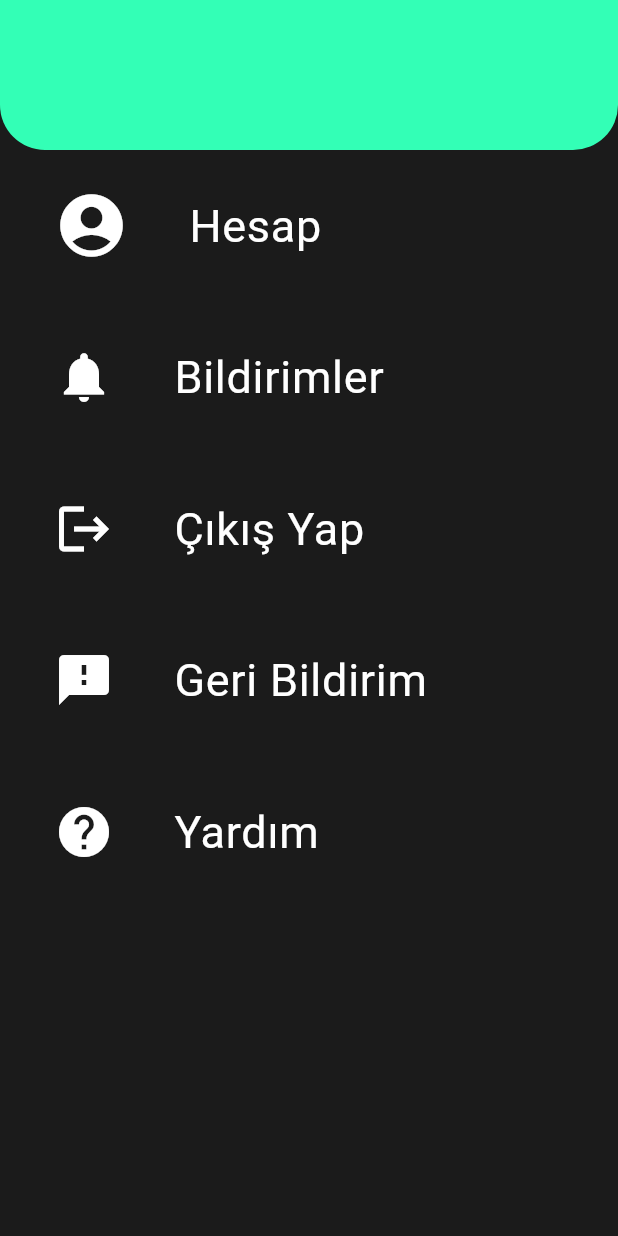
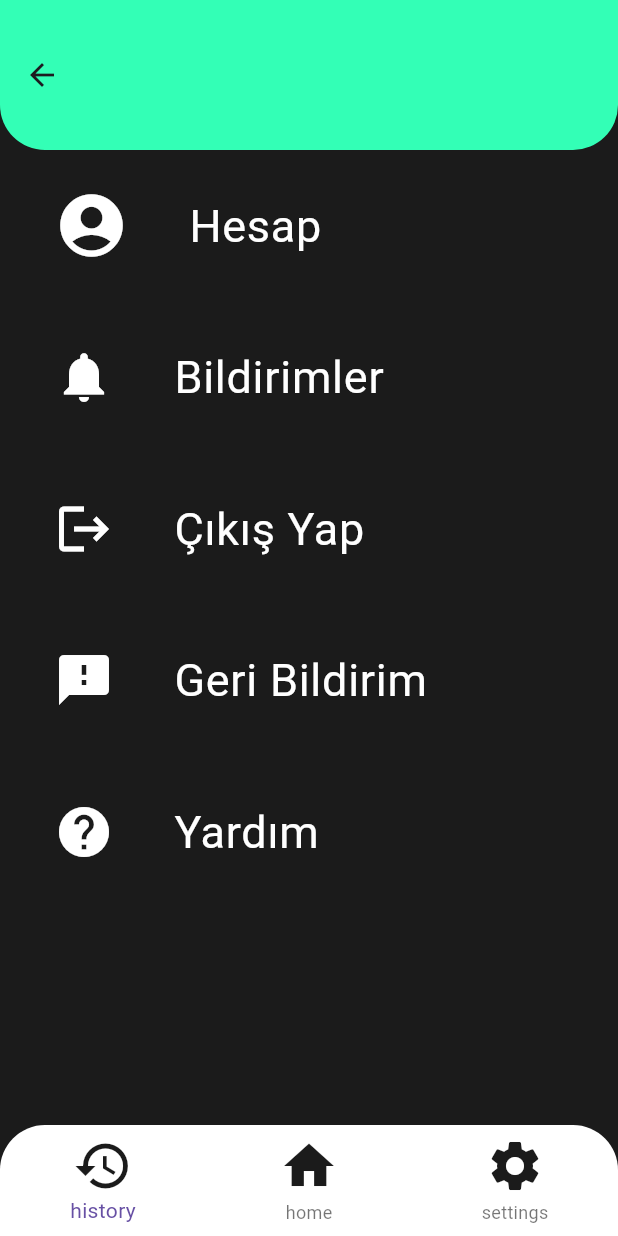
Before and after one commit to MYounesEG/Order-Go, a Flutter app: the SettingsPage screen opened directly, on a phone screen of 412 x 824 dp. Run offline on Flutter 3.47's test engine with Material 3 defaults, Android fonts, the phone set to English and light mode, and no system bars; our stand-ins replace flutter_svg, google_nav_bar.

Commit message:
edited again

```diff
--- a/order_go/lib/main.dart
+++ b/order_go/lib/main.dart
@@ -18,7 +18,7 @@
   Widget build(BuildContext context) {
     return MaterialApp(
       debugShowCheckedModeBanner: false,
-      home: SettingsPage(),
+      home: SplashScreen(),
     );
   }
 }
--- a/order_go/lib/pages/settings_page.dart
+++ b/order_go/lib/pages/settings_page.dart
@@ -1,4 +1,4 @@
-import 'dart:js_util';
+
 
 import 'package:flutter/cupertino.dart';
 import 'package:flutter/material.dart';
@@ -102,7 +102,34 @@
           ],
 
         ),
+        bottomNavigationBar: Container(
+        decoration: BoxDecoration(
+          borderRadius: BorderRadius.only(
+            topLeft: Radius.circular(30),
+            topRight: Radius.circular(30),
+          ),
+          color: Colors.white, // Arka plan rengi
+        ),
+        child: BottomNavigationBar(
+          backgroundColor: Colors.transparent, // Arkaplanı saydam yap
+          elevation: 0, // Gölgeyi kaldır
+          items: [
+            BottomNavigationBarItem(
+              icon: Icon(Icons.history,size: 40,color: bg),
+              label: 'history',
+            ),
+            BottomNavigationBarItem(
+              icon: Icon(Icons.home,size: 40,color: bg),
+              label: 'home',
 
+            ),
+            BottomNavigationBarItem(
+              icon: Icon(Icons.settings,size: 40,color: bg),
+              label: 'settings',
+            ),
+          ],
+        ),
+      ),
       extendBodyBehindAppBar: true,
     );
   }
```
